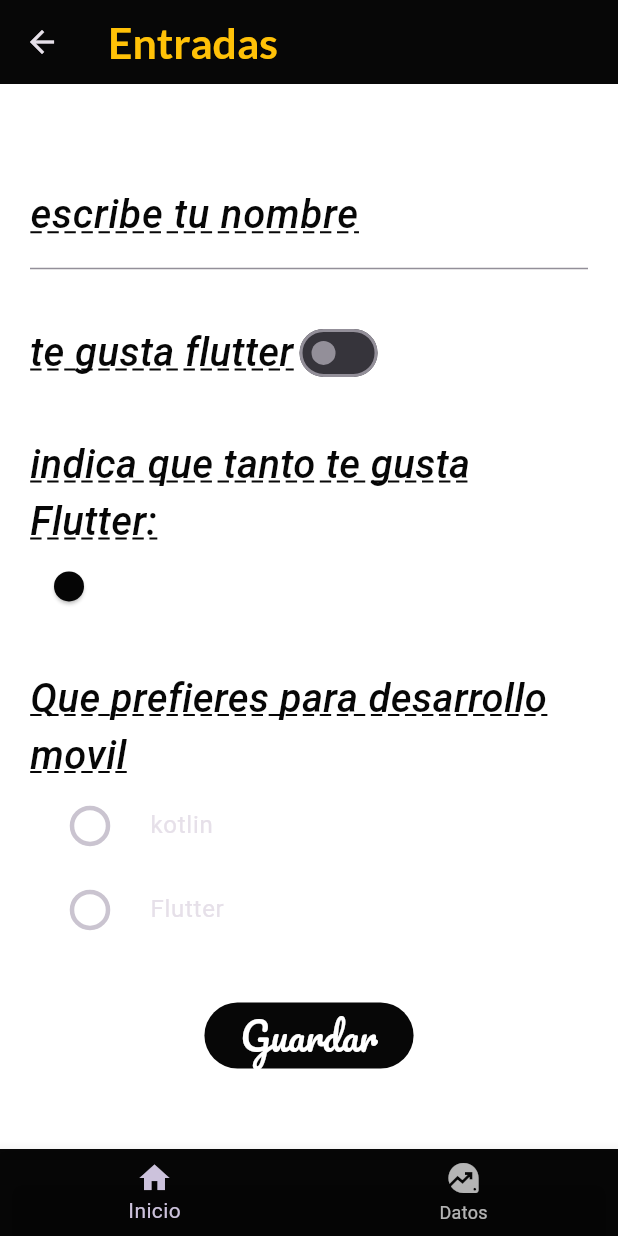
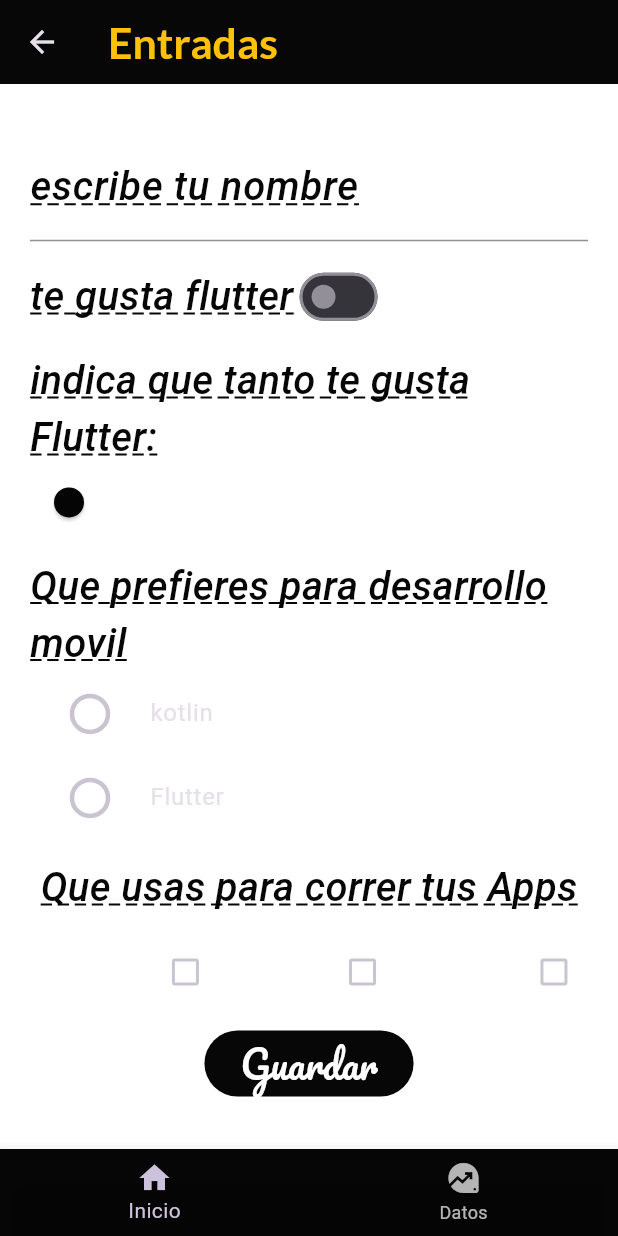
Before and after one commit to yahirortega/componentes_flutter, a Flutter app: the InputScreen screen opened directly, on a phone screen of 412 x 824 dp. Run offline on Flutter 3.47's test engine with Material 3 defaults, Android fonts, the phone set to English and light mode, and no system bars; our stand-ins replace google_fonts, transparent_image; Roboto replaces fonts that are missing (Acme, Aldrich).

```diff
--- a/lib/screens/inputs_screen.dart
+++ b/lib/screens/inputs_screen.dart
@@ -12,6 +12,9 @@ class _InputScreenState extends State<InputScreen> {
   bool switchValue = false;
   double sliderValue = 0.0;
   int radioSelected = 0;
+  bool isCheked1 = false;
+  bool isCheked2 = false;
+  bool isCheked3 = false;
   @override
   Widget build(BuildContext context) {
     return  Scaffold(
@@ -28,7 +31,11 @@ class _InputScreenState extends State<InputScreen> {
             entradaSwitch(),
             entradaSlider(),
             entradaRadio(),
-
+            Text(
+              'Que usas para correr tus Apps',
+              style: Apptheme.darkTheme.textTheme.headlineLarge,
+            ),
+                entradasCheck(),
                 const ElevatedButton(onPressed: null, child: Text('Guardar',))
 
 
@@ -157,4 +164,50 @@ Column entradaRadio(){
   );
 }
 
+Row entradasCheck(){
+  return Row(
+    children: [
+      Text('Navegador',
+      style: Apptheme.darkTheme.textTheme.bodySmall,
+      ),
+      Transform.scale(
+        child: Checkbox(
+          value:  isCheked1 ,
+          onChanged: (value){
+            setState(() {
+              isCheked1 = value!;
+
+            });
+          }),
+      ),
+        Text('Emulador',
+      style: Apptheme.darkTheme.textTheme.bodySmall,
+      ),
+       Transform.scale(
+        child: Checkbox(
+          value:  isCheked2 ,
+          onChanged: (value){
+            setState(() {
+              isCheked2 = value!;
+
+            });
+          }),
+      ),
+       Text('Navegador',
+      style: Apptheme.darkTheme.textTheme.bodySmall,
+      ), Transform.scale(
+        child: Checkbox(
+          value:  isCheked2 ,
+          onChanged: (value){
+            setState(() {
+              isCheked2 = value!;
+
+            });
+          }),
+      ),
+
+    ],
+  );
 }
+
+}
```
